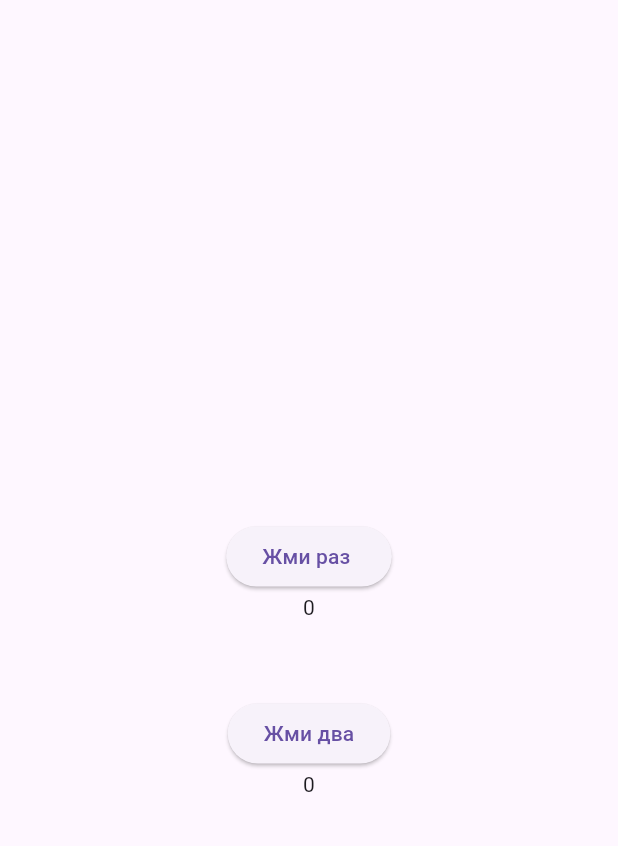
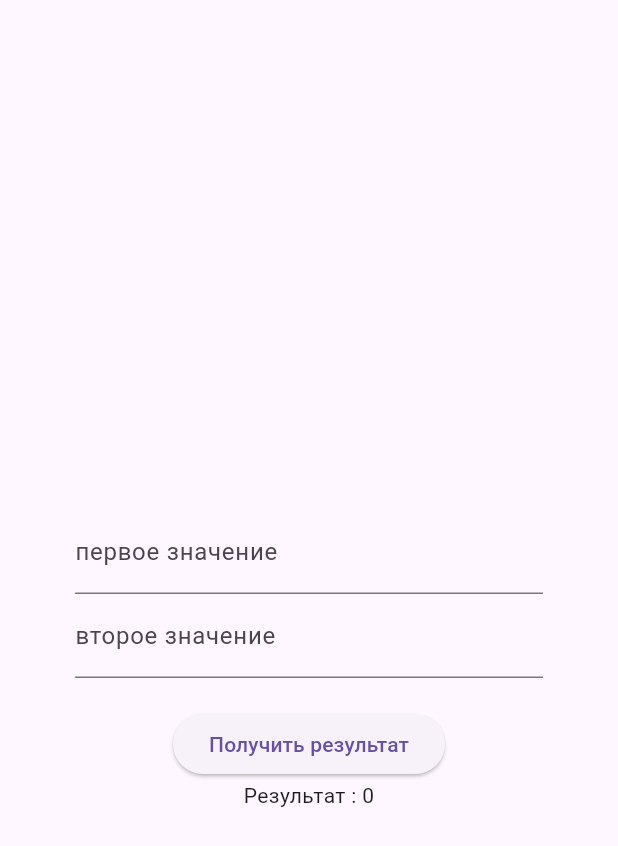
Before and after one commit to aliev01azim/lesson, a Flutter app: the screen it shows after launch, on a phone screen of 412 x 824 dp. Shown: the top 846 px of the screen. Run offline on Flutter 3.47's test engine with Material 3 defaults, Android fonts, the phone set to English and light mode, and no system bars.

Commit message:
InheritedNotifier

```diff
--- a/lib/main.dart
+++ b/lib/main.dart
@@ -24,42 +24,26 @@ class MyHomePage extends StatefulWidget {
 }
 
 class _MyHomePageState extends State<MyHomePage> {
-  int counter = 0;
-  int counter2 = 0;
-
+  final _data = DataModel(firstValue: 0, secondValue: 0, summa: 0);
   @override
   Widget build(BuildContext context) {
     return Scaffold(
       appBar: AppBar(),
-      body: Center(
-        child: CounterProvider(
-          counter: counter,
-          counter2: counter2,
-          child: Column(
-            mainAxisAlignment: MainAxisAlignment.center,
-            children: [
-              ElevatedButton(
-                onPressed: () {
-                  setState(() {
-                    counter++;
-                  });
-                },
-                child: const Text('Жми раз '),
-              ),
-              const TextWidget(),
-              //
-              const SizedBox(height: 50),
-              //
-              ElevatedButton(
-                onPressed: () {
-                  setState(() {
-                    counter2++;
-                  });
-                },
-                child: const Text('Жми два'),
-              ),
-              const TextWidget2(),
-            ],
+      body: Padding(
+        padding: const EdgeInsets.symmetric(horizontal: 50),
+        child: Center(
+          child: DataInherit(
+            model: _data,
+            child: const Column(
+              mainAxisAlignment: MainAxisAlignment.center,
+              children: [
+                TextFieldWidget(),
+                TextFieldWidget2(),
+                SizedBox(height: 20),
+                ButtonWidget(),
+                ResiltatWidget(),
+              ],
+            ),
           ),
         ),
       ),
@@ -67,45 +51,99 @@ class _MyHomePageState extends State<MyHomePage> {
   }
 }
 
-class TextWidget extends StatelessWidget {
-  const TextWidget({
+class ResiltatWidget extends StatelessWidget {
+  const ResiltatWidget({
     super.key,
   });
 
   @override
   Widget build(BuildContext context) {
-    // print('textWidget');
     return Text(
-        '${context.dependOnInheritedWidgetOfExactType<CounterProvider>(aspect: 'one')?.counter}');
+        'Результат : ${context.dependOnInheritedWidgetOfExactType<DataInherit>()?.model.summa}');
   }
 }
 
-class TextWidget2 extends StatelessWidget {
-  const TextWidget2({
+class ButtonWidget extends StatelessWidget {
+  const ButtonWidget({
     super.key,
   });
 
   @override
   Widget build(BuildContext context) {
-    // print('textWidget 2');
-    return Text(
-        '${context.dependOnInheritedWidgetOfExactType<CounterProvider>(aspect: 'two')?.counter2}');
+    return ElevatedButton(
+      onPressed: () {
+        context.dependOnInheritedWidgetOfExactType<DataInherit>()?.model.summ();
+      },
+      child: const Text('Получить результат'),
+    );
   }
 }
 
-// Инхерит виджет
+class TextFieldWidget2 extends StatelessWidget {
+  const TextFieldWidget2({
+    super.key,
+  });
 
-class CounterProvider extends InheritedNotifier {
-  final int counter;
-  final int counter2;
-  const CounterProvider(
-      {super.key,
-      required this.counter,
-      required this.counter2,
-      required Widget child})
-      : super(child: child);
   @override
-  bool updateShouldNotify(covariant CounterProvider oldWidget) {
-    return oldWidget.counter != counter || oldWidget.counter2 != counter2;
+  Widget build(BuildContext context) {
+    return TextField(
+      keyboardType: TextInputType.number,
+      decoration: const InputDecoration(
+        label: Text('второе значение'),
+      ),
+      onChanged: (value) {
+        if (value.isNotEmpty) {
+          context
+              .dependOnInheritedWidgetOfExactType<DataInherit>()
+              ?.model
+              .secondValue = int.parse(value);
+        }
+      },
+    );
   }
 }
+
+class TextFieldWidget extends StatelessWidget {
+  const TextFieldWidget({
+    super.key,
+  });
+
+  @override
+  Widget build(BuildContext context) {
+    return TextField(
+      keyboardType: TextInputType.number,
+      decoration: const InputDecoration(
+        label: Text('первое значение'),
+      ),
+      onChanged: (value) {
+        if (value.isNotEmpty) {
+          context
+              .dependOnInheritedWidgetOfExactType<DataInherit>()
+              ?.model
+              .firstValue = int.parse(value);
+        }
+      },
+    );
+  }
+}
+
+class DataModel extends ChangeNotifier {
+  int firstValue;
+  int secondValue;
+  int summa;
+  DataModel(
+      {required this.firstValue,
+      required this.secondValue,
+      required this.summa});
+
+  void summ() {
+    summa = firstValue + secondValue;
+    notifyListeners();
+  }
+}
+
+class DataInherit extends InheritedNotifier<DataModel> {
+  final DataModel model;
+  const DataInherit({super.key, required this.model, required Widget child})
+      : super(child: child, notifier: model);
+}
```
